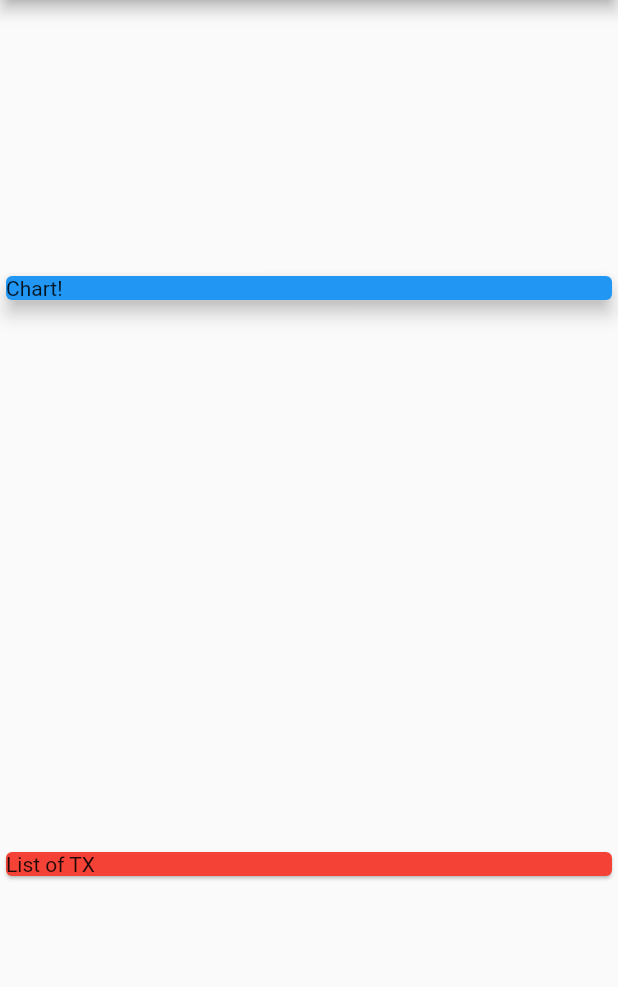
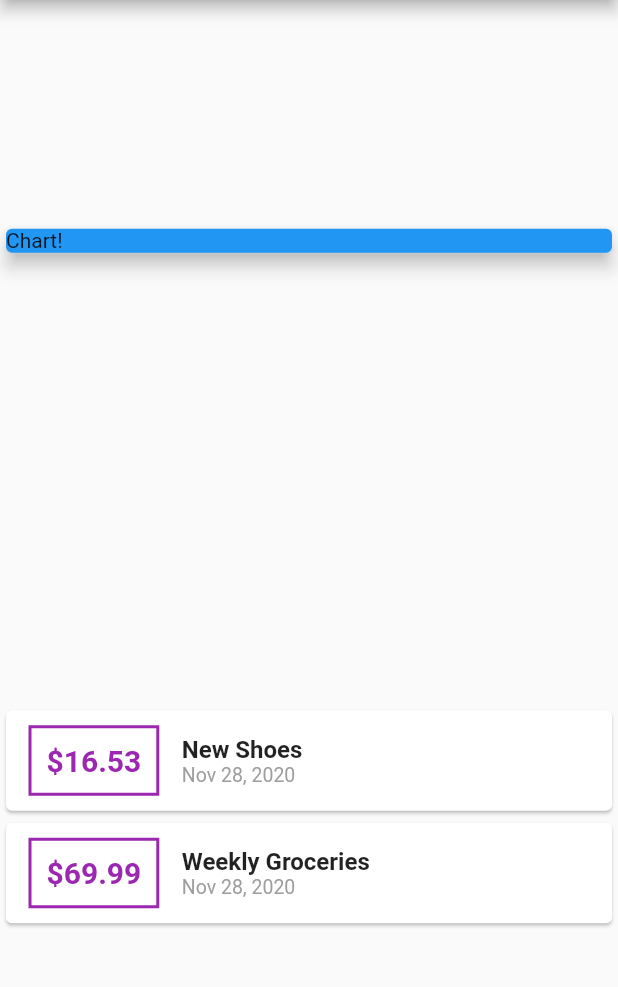
Before and after one commit to bryantwilliam/personal_expenses, a Flutter app: the screen it shows after launch, on a phone screen of 412 x 824 dp, the part 84-1071 px from its top. Run offline on Flutter 3.47's test engine with Material 2 defaults, Android fonts, the phone set to English and light mode, and no system bars.

Commit message:
commit on 'master'

```diff
--- a/lib/main.dart
+++ b/lib/main.dart
@@ -1,4 +1,5 @@
 import 'package:flutter/material.dart';
+import 'package:intl/intl.dart';
 import './transaction.dart';
 
 void main() {
@@ -53,11 +54,58 @@ class MyHomePage extends StatelessWidget {
               elevation: 5,
             ),
           ),
-            Card(
-              color: Colors.red,
-              child: Text("List of TX"),
-            )
+          Column(
+            children: transactions.map((trans) {
+              return Card(
+                child: Row(
+                  children: <Widget>[
+                    Container(
+                      margin: EdgeInsets.symmetric(
+                        vertical: 10,
+                        horizontal: 15,
+                      ),
+                      decoration: BoxDecoration(
+                        border: Border.all(
+                          color: Colors.purple,
+                          width: 2,
+                        ),
+                      ),
+                      padding: EdgeInsets.all(10),
+                      child: Text(
+                        "\$${trans.amount}",
+                        style: TextStyle(
+                          fontWeight: FontWeight.bold,
+                          fontSize: 20,
+                          color: Colors.purple,
+                        ),
+                      ),
+                    ),
+                    Column(
+                      children: <Widget>[
+                        Text(
+                          trans.title,
+                          style: TextStyle(
+                            fontWeight: FontWeight.bold,
+                            fontSize: 16,
+                          ),
+                        ),
+                        Text(
+                          DateFormat.yMMMd().format(trans.date),
+                          style: TextStyle(
+                            color: Colors.grey,
+                            fontSize: 13,
+                          ),
+                        ),
                       ],
-        ));
+                      crossAxisAlignment: CrossAxisAlignment.start,
+                    ),
+                  ],
+                ),
+              );
+            }).toList(),
+          ),
+        ],
+      ),
+    );
   }
 }
--- a/pubspec.yaml
+++ b/pubspec.yaml
@@ -23,6 +23,7 @@ environment:
 dependencies:
   flutter:
     sdk: flutter
+  intl: ^0.16.1
 
 
   # The following adds the Cupertino Icons font to your application.
```
Also changed, not shown: pubspec.lock. Lines whose indentation alone changed are shown as unchanged.
